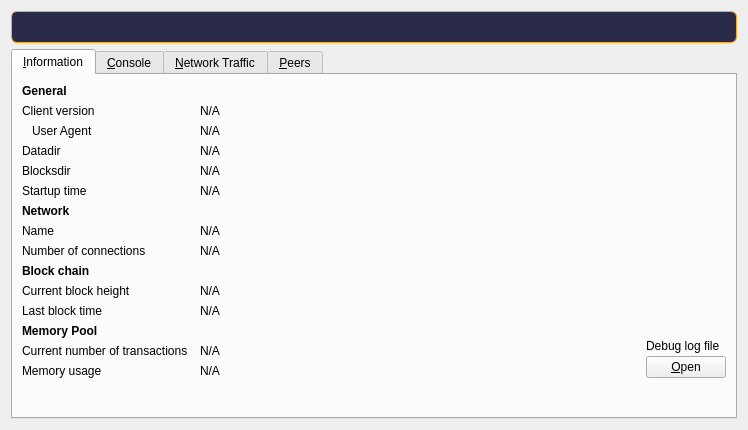
Qt form src/qt/forms/debugwindow.ui (JJ12880/Validity26) before a commit.
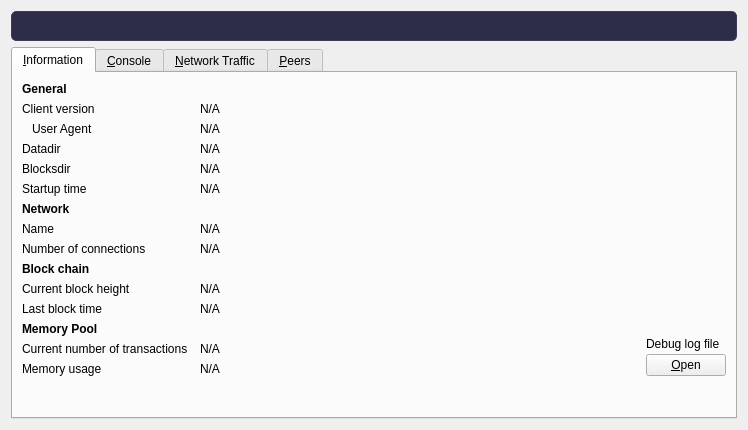
The same form after that commit. Icons and pictures are not drawn. Custom widgets are drawn as their Qt base class.

What changed in the file:
```diff
--- a/src/qt/forms/debugwindow.ui
+++ b/src/qt/forms/debugwindow.ui
@@ -20,7 +20,7 @@
       <bool>false</bool>
      </property>
      <property name="styleSheet">
-      <string notr="true">QLabel { background-color: #2a2a4a; color: #FFA726; border: 1px solid #FFA726; border-radius: 6px; padding: 8px; }</string>
+      <string notr="true">QLabel { background-color: #2d2d4a; color: #e8a84e; border: 1px solid #3d3d5a; border-radius: 5px; padding: 7px; }</string>
      </property>
      <property name="wordWrap">
       <bool>true</bool>
```
